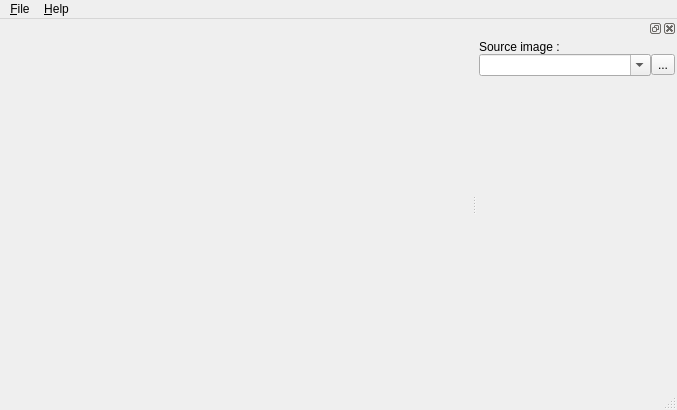
Before: the Qt Designer form mainwindow.ui in redkite001/imagetagger, drawn with Qt 5.
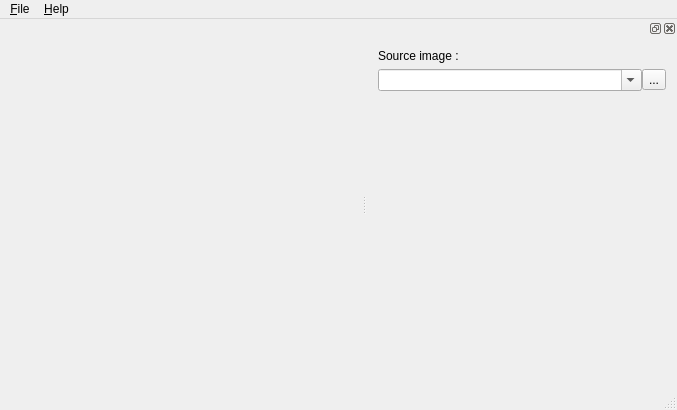
After: the same form once the commit is applied. Icons and pictures are not drawn.

What changed in the file:
```diff
--- a/mainwindow.ui
+++ b/mainwindow.ui
@@ -49,8 +49,8 @@
   <widget class="QDockWidget" name="toolDW">
    <property name="minimumSize">
     <size>
-     <width>200</width>
-     <height>83</height>
+     <width>310</width>
+     <height>311</height>
     </size>
    </property>
    <property name="features">
@@ -61,12 +61,6 @@
    </attribute>
    <widget class="QWidget" name="dockWidgetContents_3">
     <layout class="QVBoxLayout" name="verticalLayout">
-     <property name="spacing">
-      <number>0</number>
-     </property>
-     <property name="margin">
-      <number>2</number>
-     </property>
      <item>
       <widget class="QLabel" name="imagePathL">
        <property name="text">
```
Left out of the diff: 42 changed lines with no effect on the pictures.
